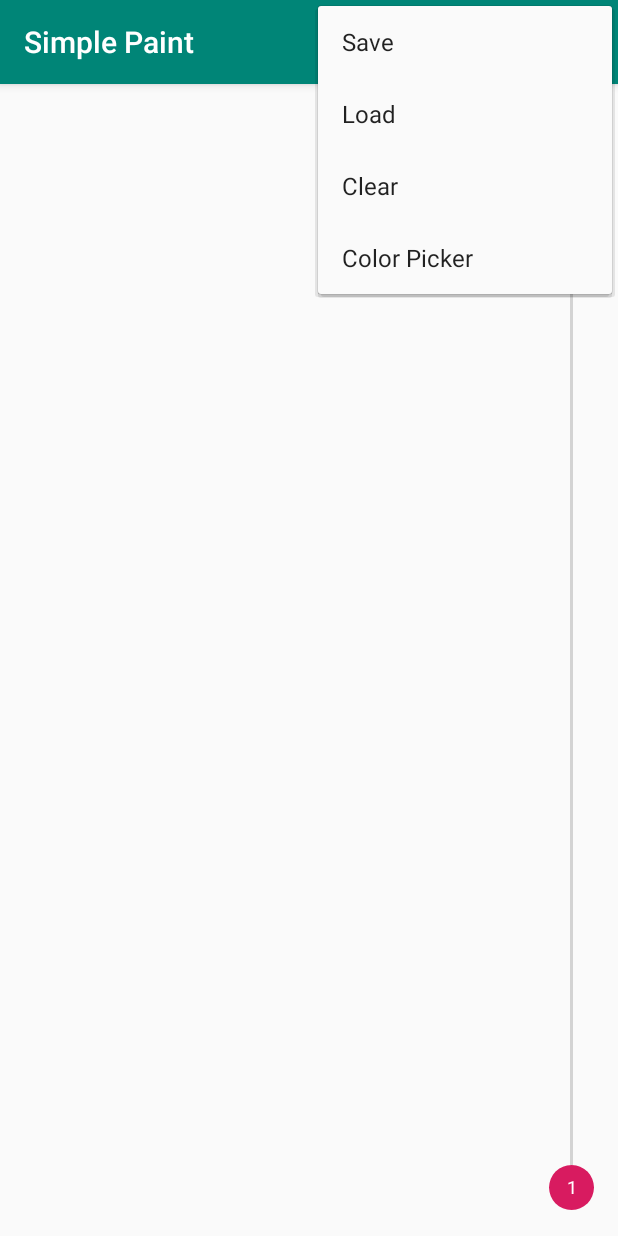
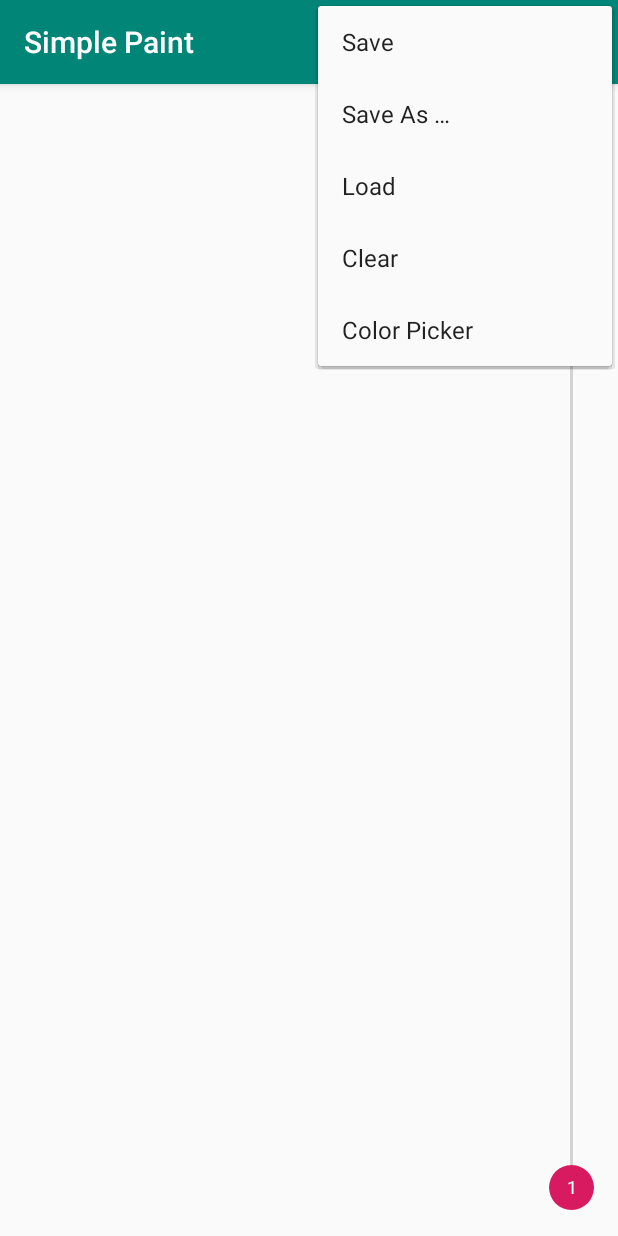
Before and after one commit to BioBut/SimplePaint, an Android app: the screen it shows after launch (MainActivity), with the options menu open, on a phone screen of 412 x 824 dp. Run offline under Robolectric (Android 15) with nearby library versions, the phone set to English and light mode, and no system bars; libraries missing offline, so code that uses them is left out: top.defaults.colorpicker.

Commit message:
Added save as and load functionality.

```diff
--- /dev/null
+++ b/app/src/main/res/drawable/ic_load_file_black_24dp.xml
@@ -0,0 +1,9 @@
+<vector xmlns:android="http://schemas.android.com/apk/res/android"
+    android:width="24dp"
+    android:height="24dp"
+    android:viewportWidth="24.0"
+    android:viewportHeight="24.0">
+    <path
+        android:fillColor="#FF000000"
+        android:pathData="M6,2c-1.1,0 -1.99,0.9 -1.99,2L4,20c0,1.1 0.89,2 1.99,2L18,22c1.1,0 2,-0.9 2,-2L20,8l-6,-6L6,2zM13,9L13,3.5L18.5,9L13,9z" />
+</vector>
--- a/app/src/main/res/menu/menu.xml
+++ b/app/src/main/res/menu/menu.xml
@@ -2,14 +2,24 @@
 <menu xmlns:android="http://schemas.android.com/apk/res/android">
     <item
         android:id="@+id/saveMenuBtn"
-        android:title="Save" />
+        android:title="@string/save"
+        android:icon="@drawable/ic_save_black_24dp" />
+
+    <item
+        android:id="@+id/saveAsMenuBtn"
+        android:title="@string/save_as"
+        android:icon="@drawable/ic_save_black_24dp" />
+
     <item
         android:id="@+id/loadMenuBtn"
-        android:title="Load" />
+        android:title="@string/load"
+        android:icon="@drawable/ic_load_file_black_24dp" />
+
     <item
         android:id="@+id/clearMenuBtn"
-        android:title="Clear" />
+        android:title="@string/clear" />
+
     <item
         android:id="@+id/colorPiker"
-        android:title="Color Picker" />
+        android:title="@string/color_picker" />
 </menu>
--- a/app/src/main/res/values/strings.xml
+++ b/app/src/main/res/values/strings.xml
@@ -1,3 +1,8 @@
 <resources>
     <string name="app_name">Simple Paint</string>
+    <string name="save_as">Save As …</string>
+    <string name="save">Save</string>
+    <string name="load">Load</string>
+    <string name="clear">Clear</string>
+    <string name="color_picker">Color Picker</string>
 </resources>
```
Also changed, not shown: app/src/main/java/space/fstudio/simplepaint/MainActivity.java (+15 -0 lines), app/src/main/java/space/fstudio/simplepaint/Objects/FileOperations.kt (+76 -12 lines), app/src/main/java/space/fstudio/simplepaint/Views/SimpleDrawingView.java (+27 -7 lines).
